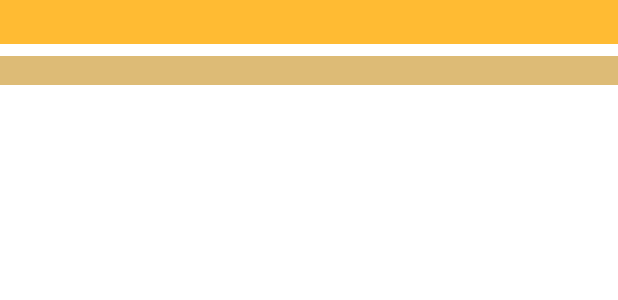
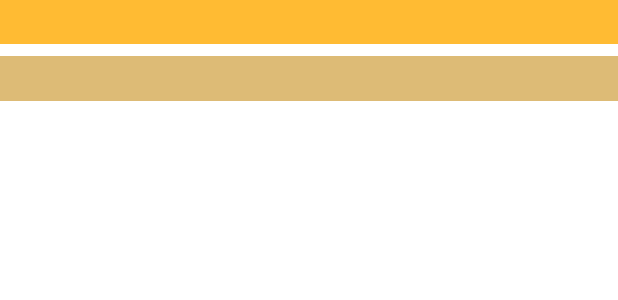
Before and after one commit to asifsanjary/ListsNotesReminders, an Android app: the layout recyclerview_item.xml on its own in the app's theme, with its tools: preview values and no code run, on a phone screen of 412 x 824 dp. Shown: the top 300 px of the screen. Run offline under Robolectric (Android 15) with nearby library versions, the light colour scheme and no system bars.

Commit message:
just added padding

```diff
--- a/app/src/main/res/layout/recyclerview_item.xml
+++ b/app/src/main/res/layout/recyclerview_item.xml
@@ -16,6 +16,7 @@
         android:id="@+id/noteContent"
         android:layout_width="match_parent"
         android:layout_height="wrap_content"
+        android:padding="5dp"
         android:maxHeight="320dp"
         android:gravity="start|top"
         android:textColor="@color/black"
```
